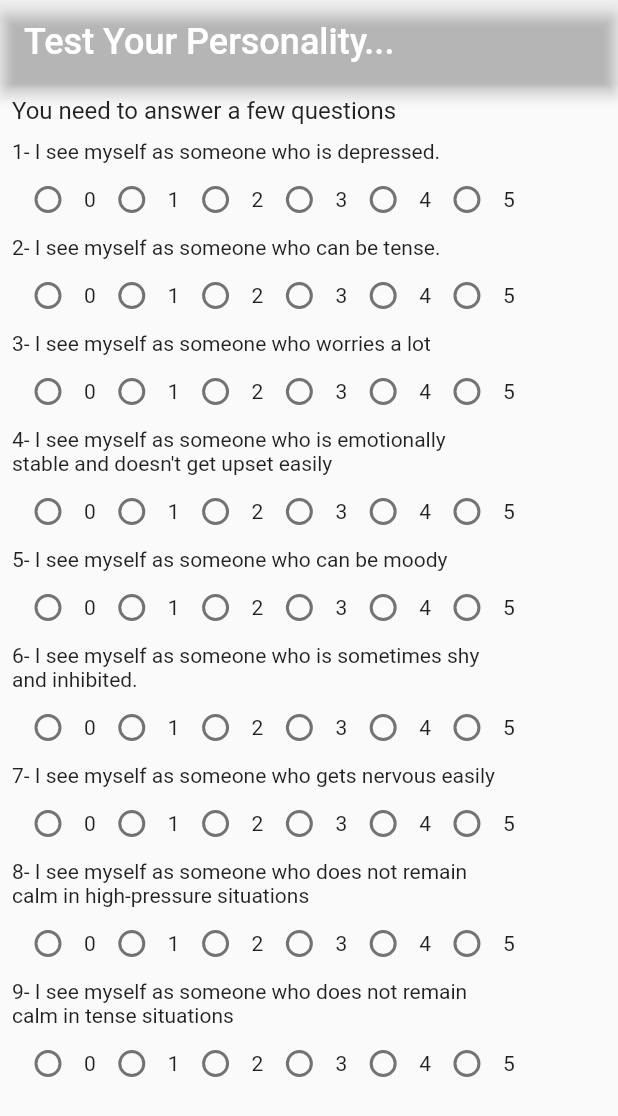
After one commit to miyigun/test_your_personality, a Flutter app: the screen it shows after launch, on a phone screen of 412 x 824 dp. The commit adds this screen. Shown: the top 1116 px of the screen. Run offline on Flutter 3.47's test engine with Material 2 defaults, Android fonts, the phone set to English and light mode, and no system bars; our stand-ins replace flutter_riverpod.

Commit message:
twelfth commit

```diff
--- /dev/null
+++ b/lib/controller/loading_widget.dart
@@ -0,0 +1,24 @@
+import 'package:flutter/material.dart';
+
+class LoadingWidget extends StatelessWidget {
+  final bool? isLoading;
+  final Widget child;
+
+
+  const LoadingWidget({super.key, required this.isLoading, required this.child});
+
+  @override
+  Widget build(BuildContext context) {
+    if (isLoading==null) {
+      return const Center(
+        child: CircularProgressIndicator(color: Colors.blue,),
+      );
+    }
+    else if (isLoading==false) {
+      return const Center(child: Text('Error!'));
+    } else {
+      return child;
+    }
+  }
+
+}
--- a/lib/model/personality_model.dart
+++ b/lib/model/personality_model.dart
@@ -5,12 +5,14 @@ class PersonalityModel extends ChangeNotifier {
   List<int?> _selectedOption = [];
 
   bool isChanged=false;
+  bool isLoadingData=false;
 
   void getData() {
     if (_selectedOption.isNotEmpty) {
       return;
     }
     _selectedOption = selectOptionList;
+    isLoadingData=true;
 
     notifyListeners();
   }
@@ -19,8 +21,8 @@ class PersonalityModel extends ChangeNotifier {
     return _selectedOption;
   }
 
-  void changeSelectedOption(int? value, int index) {
-    _selectedOption[index] = value!;
+  void changeSelectedOption(int value, int index) {
+    _selectedOption[index] = value;
 
     notifyListeners();
   }
--- a/lib/view/test_screen.dart
+++ b/lib/view/test_screen.dart
@@ -1,16 +1,31 @@
 import 'package:flutter/material.dart';
 import 'package:flutter_riverpod/flutter_riverpod.dart';
 import 'package:test_your_personality/controller/data.dart';
+import 'package:test_your_personality/controller/loading_widget.dart';
 import 'package:test_your_personality/controller/question_and_options.dart';
 import 'package:test_your_personality/model/personality_model.dart';
 
 final controller = ChangeNotifierProvider((ref) => PersonalityModel());
 
-class TestScreen extends ConsumerWidget {
+class TestScreen extends ConsumerStatefulWidget {
   const TestScreen({super.key});
 
   @override
-  Widget build(BuildContext context, WidgetRef ref) {
+  ConsumerState<ConsumerStatefulWidget> createState() => TestScreenState();
+
+}
+
+class TestScreenState extends ConsumerState<TestScreen> {
+
+  @override
+  void initState() {
+
+    ref.read(controller).getData();
+    super.initState();
+  }
+
+  @override
+  Widget build(BuildContext context) {
     var watch = ref.watch(controller);
 
     return MaterialApp(
@@ -25,7 +40,9 @@ class TestScreen extends ConsumerWidget {
           ),
           backgroundColor: const Color(0x0000007d),
         ),
-        body: Padding(
+        body: LoadingWidget(
+            isLoading: watch.isLoadingData,
+            child: Padding(
               padding: const EdgeInsets.all(8.0),
               child: ListView(
                 children: [
@@ -59,20 +76,23 @@ class TestScreen extends ConsumerWidget {
                                 totalPoint += element;
                               }
 
+                              debugPrint('Buradayım');
+
                               showDialog(
                                   context: context,
-                              builder: (BuildContext context) {
+                                  barrierDismissible: false,
+                                  builder: (context) {
                                     return AlertDialog(
-                                  title: Text('Total Points'),
-                                  content: Text(totalPoint.toString()),
+                                      title: const Text('Total Points'),
+                                      content: const Text(''),
                                       actions: [
                                         ElevatedButton(
                                           onPressed: () {},
-                                  child: Text('CANCEL'),
+                                          child: const Text('CANCEL'),
                                         ),
                                         ElevatedButton(
                                           onPressed: () {},
-                                child: Text('ACCEPT'),
+                                          child: const Text('ACCEPT'),
                                         ),
                                       ],
                                     );
@@ -87,6 +107,7 @@ class TestScreen extends ConsumerWidget {
               ),
             ),
         ),
+      ),
     );
   }
 }
--- a/pubspec.yaml
+++ b/pubspec.yaml
@@ -31,8 +31,6 @@ dependencies:
   flutter:
     sdk: flutter
   flutter_riverpod: ^2.4.5
-  provider: ^6.0.5
-
 
   # The following adds the Cupertino Icons font to your application.
   # Use with the CupertinoIcons class for iOS style icons.
```
Also changed, not shown: lib/controller/question_and_options.dart (+4 -23 lines), pubspec.lock. Lines whose indentation alone changed are shown as unchanged.
